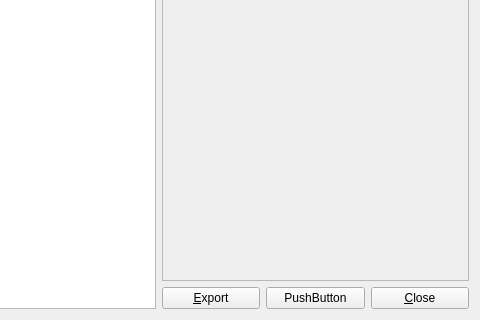
Old version of the form src/nbtreaderui.ui in the repository DreamHelium/dhlrc; both pictures show x 162 to 642 and y 110 to 430 of the 642 by 430 pixel window.
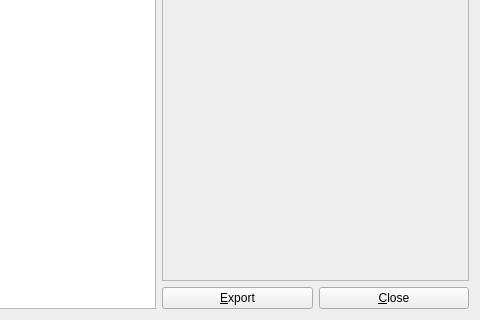
New version of the form.

```diff
--- a/src/nbtreaderui.ui
+++ b/src/nbtreaderui.ui
@@ -117,13 +117,6 @@
            </property>
           </widget>
          </item>
-         <item>
-          <widget class="QPushButton" name="pushButton_2">
-           <property name="text">
-            <string>PushButton</string>
-           </property>
-          </widget>
-         </item>
          <item>
           <widget class="QPushButton" name="closeBtn">
            <property name="text">
```
Left out of the diff: 2 changed lines with no effect on the pictures.
